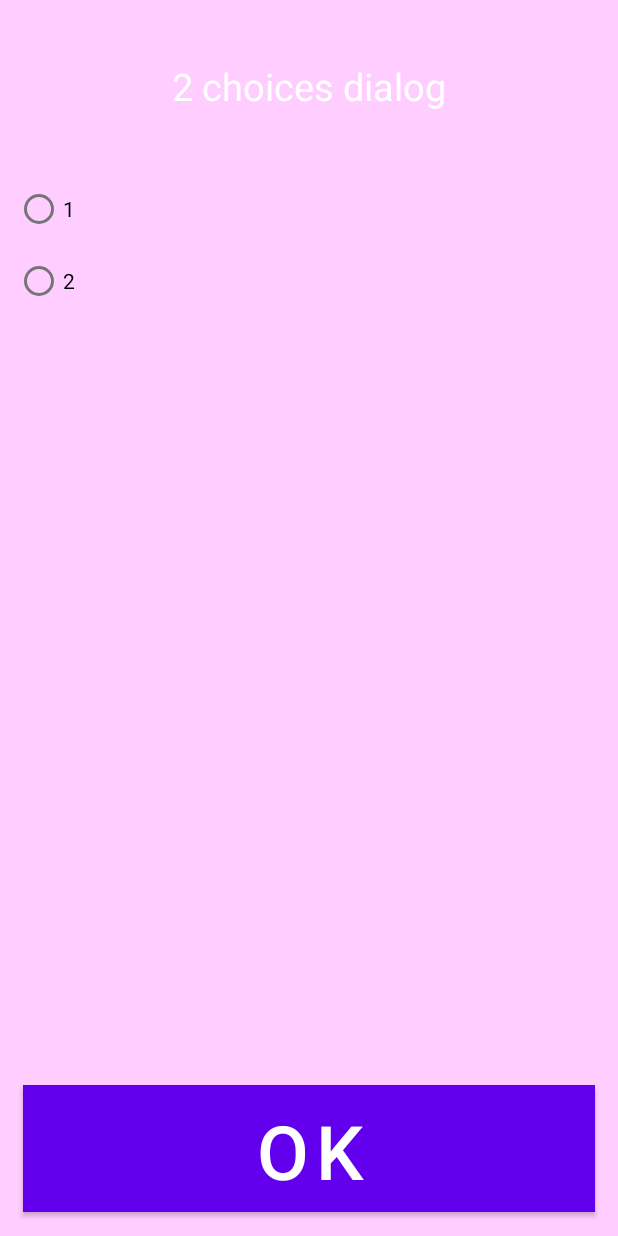
After one commit to aDamian88/quizler, an Android app: the layout quizler_dialog_two_choices.xml on its own in the app's theme, with its tools: preview values and no code run, on a phone screen of 412 x 824 dp. The commit adds this screen. Run offline under Robolectric (Android 15) with nearby library versions, the phone set to English and light mode, and no system bars.

Commit message:
feat: creating the basic components of a dialog with two choices.

```diff
--- /dev/null
+++ b/app/src/main/java/com/adamian/quizler/CustomDialog.kt
@@ -0,0 +1,44 @@
+package com.adamian.quizler
+
+import android.R.style
+import android.app.Dialog
+import android.content.Context
+import android.util.Log
+import android.view.Window
+import android.widget.Button
+import android.widget.RadioButton
+import android.widget.RadioGroup
+
+
+class CustomDialog(context: Context) : Dialog(context) {
+
+    companion object {
+
+        private const val TAG = "CustomDialog"
+
+        fun twoChoices(context: Context, choiceOne: String, choiceTwo: String) {
+            val dialog = Dialog(context, style.Theme_Black_NoTitleBar_Fullscreen)
+            dialog.requestWindowFeature(Window.FEATURE_NO_TITLE)
+            dialog.setCancelable(true)
+            dialog.setContentView(R.layout.quizler_dialog_two_choices)
+            dialog.show()
+
+            val rgChoices = dialog.findViewById<RadioGroup>(R.id.rg_choices)
+
+            val rbOne = dialog.findViewById<RadioButton>(R.id.rb_choice_one)
+            rbOne.setText(choiceOne)
+
+            val rbTwo = dialog.findViewById<RadioButton>(R.id.rb_choice_two)
+            rbTwo.setText(choiceTwo)
+
+            val btClose = dialog.findViewById<Button>(R.id.bt_close)
+            btClose.setOnClickListener {
+                val radio: RadioButton = dialog.findViewById(rgChoices.checkedRadioButtonId)
+                Log.d(TAG, "twoChoices: ${radio.text}")
+
+            }
+        }
+
+
+    }
+}
--- a/app/src/main/java/com/adamian/quizler/MainActivity.kt
+++ b/app/src/main/java/com/adamian/quizler/MainActivity.kt
@@ -2,10 +2,15 @@ package com.adamian.quizler
 
 import androidx.appcompat.app.AppCompatActivity
 import android.os.Bundle
+import android.util.Log
 
 class MainActivity : AppCompatActivity() {
+    private val TAG = "MainActivity"
     override fun onCreate(savedInstanceState: Bundle?) {
         super.onCreate(savedInstanceState)
         setContentView(R.layout.activity_main)
+        Log.d(TAG, "onCreate: ${"inside open"}")
+        CustomDialog.twoChoices(this,"tonino","carotone")
+
     }
 }
--- /dev/null
+++ b/app/src/main/res/layout/quizler_dialog_two_choices.xml
@@ -0,0 +1,80 @@
+<?xml version="1.0" encoding="utf-8"?>
+<LinearLayout xmlns:android="http://schemas.android.com/apk/res/android"
+    xmlns:app="http://schemas.android.com/apk/res-auto"
+    android:layout_width="match_parent"
+    android:layout_height="match_parent"
+    android:layout_gravity="center"
+    android:background="#ffcdff"
+    android:orientation="vertical">
+
+    <TextView
+        android:id="@+id/tv_dialog_title"
+        android:layout_width="match_parent"
+        android:layout_height="0dp"
+        android:layout_weight="0.10"
+        android:layout_margin="15dp"
+        android:text="2 choices dialog"
+        android:textColor="#ffff"
+        android:gravity="center"
+        android:textSize="25sp"
+        app:layout_constraintEnd_toEndOf="parent"
+        app:layout_constraintStart_toStartOf="parent"
+        app:layout_constraintTop_toTopOf="parent" />
+
+
+    <ScrollView
+        android:id="@+id/scroll_insructions"
+        android:layout_width="match_parent"
+        android:layout_height="0dp"
+        android:layout_weight="0.70"
+        android:paddingLeft="10dp"
+        android:paddingRight="10dp"
+        app:layout_constraintEnd_toEndOf="parent"
+        app:layout_constraintStart_toStartOf="parent"
+        app:layout_constraintTop_toBottomOf="@+id/tv_dialog_title">
+
+        <androidx.appcompat.widget.LinearLayoutCompat
+            android:layout_width="match_parent"
+            android:layout_height="match_parent"
+            android:orientation="vertical">
+
+            <RadioGroup
+                android:id="@+id/rg_choices"
+                android:layout_width="match_parent"
+                android:layout_height="match_parent" >
+
+                <RadioButton
+                    android:id="@+id/rb_choice_one"
+                    android:layout_width="match_parent"
+                    android:layout_height="wrap_content"
+                    android:text="1" />
+                <RadioButton
+                    android:id="@+id/rb_choice_two"
+                    android:layout_width="match_parent"
+                    android:layout_height="wrap_content"
+                    android:text="2" />
+            </RadioGroup>
+
+
+        </androidx.appcompat.widget.LinearLayoutCompat>
+
+    </ScrollView>
+
+    <Button
+        android:id="@+id/bt_close"
+        android:layout_width="match_parent"
+        android:layout_height="0dp"
+        android:layout_margin="15dp"
+        android:layout_weight="0.10"
+        android:layout_gravity="center_horizontal"
+        android:gravity="center_horizontal"
+        android:background="#000000"
+        android:text="OK"
+        android:textSize="50sp"
+        android:textColor="#ffffff"
+        app:layout_constraintBottom_toBottomOf="parent"
+        app:layout_constraintEnd_toEndOf="parent"
+        app:layout_constraintStart_toStartOf="parent"
+        app:layout_constraintTop_toBottomOf="@+id/scroll_insructions" />
+
+</LinearLayout>
```
